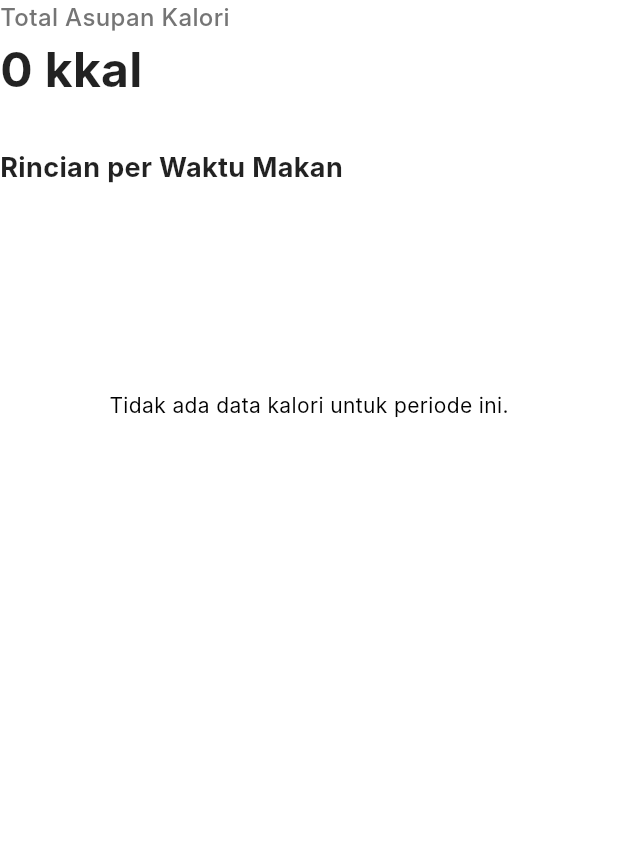
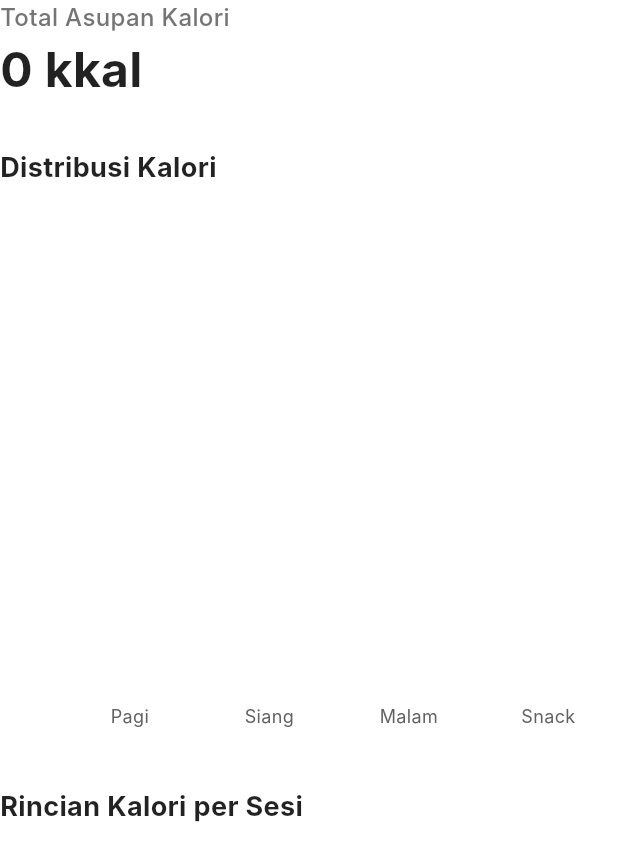
Before and after one commit to irsyadst/nutri_balance, a Flutter app: the CalorieDetailContent widget shown alone on an empty page, opened directly with empty values, on a phone screen of 412 x 824 dp. Shown: the top 861 px of the screen. Run offline on Flutter 3.47's test engine with Material 3 defaults, Android fonts, the phone set to English and light mode, and no system bars; drawn by our look-alikes of fl_chart; our stand-ins replace flutter_local_notifications, flutter_svg, get, month_picker_dialog, package_info_plus, pinput and 3 more; accounts and stored records are empty; network calls fail; Roboto replaces fonts that are missing (Inter); project files that could hold a hidden picture were left out.

Commit message:
Revamp Statistics charts and remove Water Intake feature

```diff
--- a/lib/controllers/statistics_controller.dart
+++ b/lib/controllers/statistics_controller.dart
@@ -7,7 +7,7 @@ import 'package:nutri_balance/models/statistics_summary_model.dart';
 import 'package:month_picker_dialog/month_picker_dialog.dart';
 
 enum StatisticsStatus { initial, loading, success, failure }
-enum DetailCategory { calories, macros, water }
+enum DetailCategory { calories, macros }
 enum StatisticsPeriod { daily, weekly, monthly }
 
 class StatisticsController with ChangeNotifier {
@@ -54,7 +54,6 @@ class StatisticsController with ChangeNotifier {
   final List<Map<String, dynamic>> detailCategories = const [
     {'title': 'Kalori', 'icon': Icons.local_fire_department_outlined},
     {'title': 'Makronutrien', 'icon': Icons.pie_chart_outline_rounded},
-    {'title': 'Asupan Air', 'icon': Icons.water_drop_outlined},
   ];
 
   // --- Constructor ---
--- a/lib/views/widgets/statistics/calorie_detail_content.dart
+++ b/lib/views/widgets/statistics/calorie_detail_content.dart
@@ -2,11 +2,23 @@
 import 'package:fl_chart/fl_chart.dart';
 import 'package:flutter/material.dart';
 import 'package:nutri_balance/controllers/statistics_controller.dart';
+import 'dart:math'; // Import 'dart:math' untuk 'max'
 
 class CalorieDetailContent extends StatelessWidget {
   final StatisticsController controller;
 
   const CalorieDetailContent({super.key, required this.controller});
+
+  // Fungsi helper untuk menentukan interval label Y yang rapi
+  double _calculateInterval(double maxY) {
+    if (maxY <= 0) return 100; // Default jika tidak ada data
+    if (maxY <= 200) return 50;
+    if (maxY <= 600) return 100;
+    if (maxY <= 1200) return 200;
+    if (maxY <= 2000) return 500;
+    // Fallback: bagi menjadi 5 bagian
+    return (maxY / 5).ceilToDouble();
+  }
 
   @override
   Widget build(BuildContext context) {
@@ -16,17 +28,16 @@ class CalorieDetailContent extends StatelessWidget {
 
     // Siapkan data untuk Bar Chart
     final List<BarChartGroupData> barGroups = [];
-    int i = 0;
-
-    // Tentukan urutan meal
     final mealOrder = ['Sarapan', 'Makan Siang', 'Makan Malam', 'Snack'];
 
-    for (var mealType in mealOrder) {
+    for (int i = 0; i < mealOrder.length; i++) {
+      final mealType = mealOrder[i];
       final value = mealData[mealType] ?? 0.0;
-      if (value > 0) { // Hanya tampilkan jika ada data
+
+      // Selalu tambahkan bar. Jika value 0, toY akan 0.
       barGroups.add(
         BarChartGroupData(
-            x: i,
+          x: i, // Indeks sekarang tetap (0, 1, 2, 3)
           barRods: [
             BarChartRodData(
               toY: value,
@@ -40,9 +51,11 @@ class CalorieDetailContent extends StatelessWidget {
           ],
         ),
       );
-        i++;
     }
-    }
+    // Tentukan nilai Y maksimum untuk chart
+    final double maxY = barGroups.isEmpty ? 100 : controller.maxCaloriePerMeal * 1.2;
+    // Tentukan interval untuk label Y
+    final double leftInterval = _calculateInterval(maxY);
 
     return Column(
       crossAxisAlignment: CrossAxisAlignment.start,
@@ -67,8 +80,8 @@ class CalorieDetailContent extends StatelessWidget {
         const SizedBox(height: 30),
 
         // 2. Bar Chart
-        Text(
-          'Rincian per Waktu Makan',
+        const Text(
+          'Distribusi Kalori',
           style: TextStyle(
             color: Colors.black87,
             fontSize: 18,
@@ -77,13 +90,13 @@ class CalorieDetailContent extends StatelessWidget {
         ),
         const SizedBox(height: 20),
         SizedBox(
-          height: 250,
-          child: barGroups.isEmpty
-              ? Center(child: Text('Tidak ada data kalori untuk periode ini.'))
-              : BarChart(
+          // --- PERBAIKAN 2: Tambah tinggi chart ---
+          height: 350,
+          // --- AKHIR PERBAIKAN 2 ---
+          child: BarChart(
             BarChartData(
               alignment: BarChartAlignment.spaceAround,
-              maxY: controller.maxCaloriePerMeal, // Ambil dari controller
+              maxY: maxY,
               barGroups: barGroups,
               titlesData: FlTitlesData(
                 show: true,
@@ -97,16 +110,33 @@ class CalorieDetailContent extends StatelessWidget {
                   sideTitles: SideTitles(
                     showTitles: true,
                     getTitlesWidget: (double value, TitleMeta meta) {
-                      String text = '';
-                      int index = value.toInt();
-                      var activeMeals = mealOrder.where((m) => (mealData[m] ?? 0.0) > 0).toList();
-                      if (index < activeMeals.length) {
-                        text = activeMeals[index];
+                      // --- PERBAIKAN 1: Logika label disederhanakan ---
+                      String shortText = '';
+                      int index = value.toInt(); // index akan 0, 1, 2, 3
+
+                      if (index >= 0 && index < mealOrder.length) {
+                        String fullText = mealOrder[index];
+                        switch (fullText) {
+                          case 'Sarapan':
+                            shortText = 'Pagi';
+                            break;
+                          case 'Makan Siang':
+                            shortText = 'Siang';
+                            break;
+                          case 'Makan Malam':
+                            shortText = 'Malam';
+                            break;
+                          case 'Snack':
+                            shortText = 'Snack';
+                            break;
                         }
+                      }
+                      // --- AKHIR PERBAIKAN 1 ---
+
                       return SideTitleWidget(
                         axisSide: meta.axisSide,
                         space: 4,
-                        child: Text(text.split(' ').first, style: const TextStyle(fontSize: 12)),
+                        child: Text(shortText, style: TextStyle(fontSize: 12, color: Colors.grey[700])),
                       );
                     },
                     reservedSize: 30,
@@ -116,12 +146,13 @@ class CalorieDetailContent extends StatelessWidget {
                   sideTitles: SideTitles(
                     showTitles: true,
                     reservedSize: 40,
+                    interval: leftInterval,
                     getTitlesWidget: (value, meta) {
                       if (value == 0) return const Text('');
-                      if (value % (controller.maxCaloriePerMeal / 5) < 100) {
-                        return Text(value.toInt().toString(), style: const TextStyle(fontSize: 10));
-                      }
-                      return const Text('');
+                      return Text(
+                        value.toInt().toString(),
+                        style: TextStyle(fontSize: 10, color: Colors.grey[700]),
+                      );
                     },
                   ),
                 ),
@@ -137,13 +168,42 @@ class CalorieDetailContent extends StatelessWidget {
                   );
                 },
               ),
+              barTouchData: BarTouchData(
+                enabled: false,
               ),
             ),
+          ),
+        ),
+
+        // 3. Detail List di Bawah
+        const SizedBox(height: 30),
+        const Text(
+          'Rincian Kalori per Sesi',
+          style: TextStyle(
+            color: Colors.black87,
+            fontSize: 18,
+            fontWeight: FontWeight.bold,
+          ),
+        ),
+        const SizedBox(height: 16),
+        Column(
+          children: mealOrder.map((mealType) {
+            final value = mealData[mealType] ?? 0.0;
+            if (value <= 0) {
+              return const SizedBox.shrink();
+            }
+            return _buildCalorieDetailRow(
+              title: mealType,
+              calories: value,
+              color: _getColorForMeal(mealType),
+            );
+          }).toList(),
         ),
       ],
     );
   }
 
+  // Helper untuk warna bar
   Color _getColorForMeal(String mealType) {
     switch (mealType) {
       case 'Sarapan':
@@ -158,4 +218,50 @@ class CalorieDetailContent extends StatelessWidget {
         return Colors.grey.shade400;
     }
   }
+
+  /// Widget Helper untuk Kartu Info Detail Kalori
+  Widget _buildCalorieDetailRow({
+    required String title,
+    required double calories,
+    required Color color,
+  }) {
+    return Container(
+      padding: const EdgeInsets.symmetric(horizontal: 16, vertical: 20),
+      margin: const EdgeInsets.only(bottom: 12),
+      decoration: BoxDecoration(
+        color: Colors.white,
+        borderRadius: BorderRadius.circular(12),
+        border: Border.all(color: Colors.grey.shade200),
+      ),
+      child: Row(
+        children: [
+          Container(
+            width: 10,
+            height: 10,
+            decoration: BoxDecoration(
+              color: color,
+              shape: BoxShape.circle,
+            ),
+          ),
+          const SizedBox(width: 12),
+          Text(
+            title,
+            style: const TextStyle(
+              fontSize: 16,
+              fontWeight: FontWeight.w600,
+            ),
+          ),
+          const Spacer(),
+          Text(
+            '${calories.round()} kkal',
+            style: const TextStyle(
+              fontSize: 16,
+              fontWeight: FontWeight.bold,
+              color: Colors.black87,
+            ),
+          ),
+        ],
+      ),
+    );
   }
+}
```
Also changed, not shown: lib/views/screens/statistics_screen.dart (+12 -27 lines), lib/views/widgets/statistics/summary/calorie_intake_card.dart (+138 -90 lines), lib/views/widgets/statistics/water_detail_content.dart (deleted, +0 -33 lines). Lines whose indentation alone changed are shown as unchanged.
